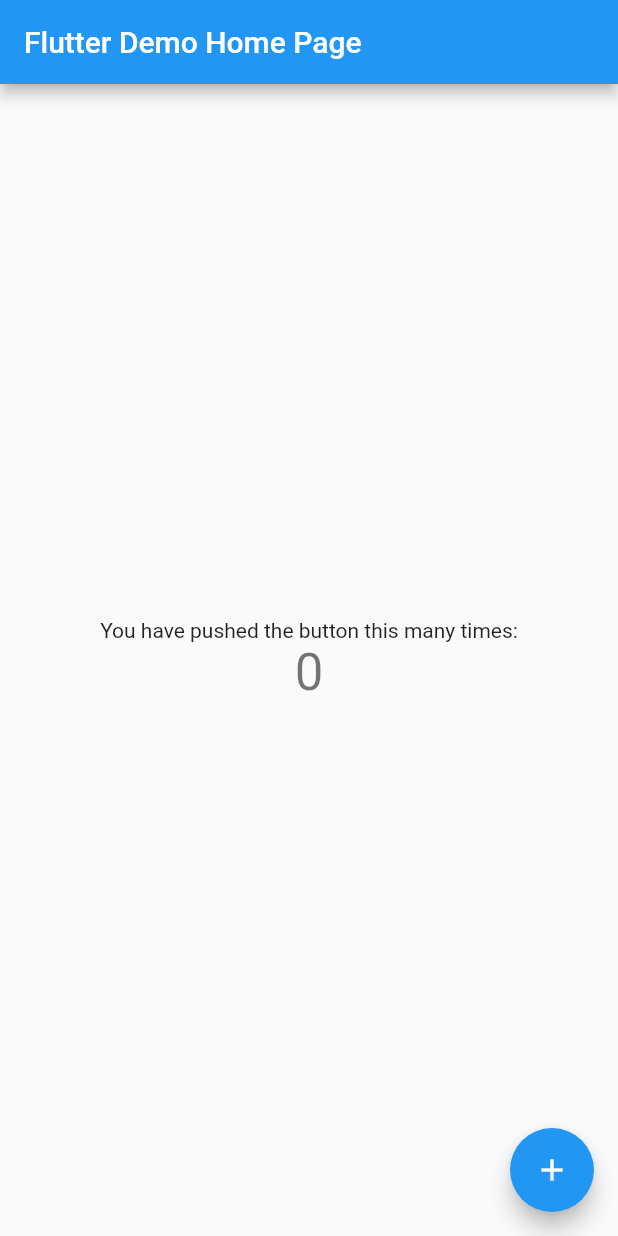
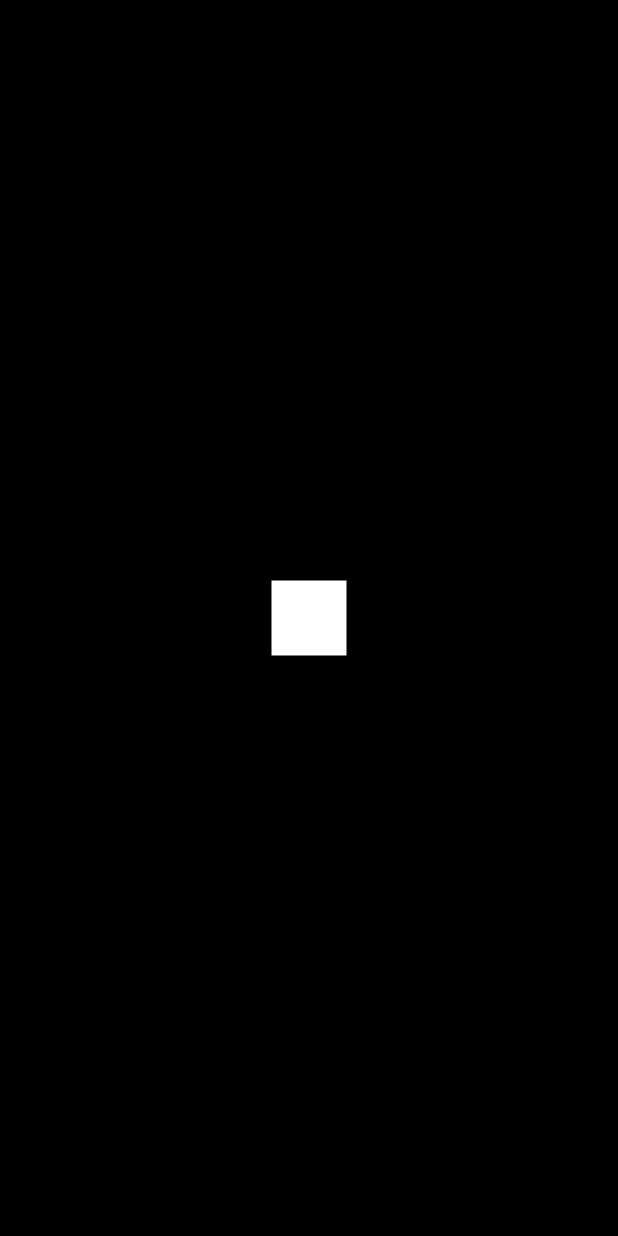
Before and after one commit to Heleo2705/Commercial_app1, a Flutter app: the screen it shows after launch, on a phone screen of 412 x 824 dp. Run offline on Flutter 3.47's test engine with Material 2 defaults, Android fonts, the phone set to English and light mode, and no system bars.

Commit message:
splash scree

```diff
--- a/lib/main.dart
+++ b/lib/main.dart
@@ -1,111 +1,10 @@
 import 'package:flutter/material.dart';
+import 'screens/Splash.dart';
 
-void main() => runApp(MyApp());
-
-class MyApp extends StatelessWidget {
-  // This widget is the root of your application.
-  @override
-  Widget build(BuildContext context) {
-    return MaterialApp(
-      title: 'Flutter Demo',
-      theme: ThemeData(
-        // This is the theme of your application.
-        //
-        // Try running your application with "flutter run". You'll see the
-        // application has a blue toolbar. Then, without quitting the app, try
-        // changing the primarySwatch below to Colors.green and then invoke
-        // "hot reload" (press "r" in the console where you ran "flutter run",
-        // or simply save your changes to "hot reload" in a Flutter IDE).
-        // Notice that the counter didn't reset back to zero; the application
-        // is not restarted.
-        primarySwatch: Colors.blue,
-      ),
-      home: MyHomePage(title: 'Flutter Demo Home Page'),
-    );
-  }
+void main() {
+  runApp(MaterialApp(
+    routes: {
+      '/': (context) => Splash(),
+    },
+  ));
 }
-
-class MyHomePage extends StatefulWidget {
-  MyHomePage({Key key, this.title}) : super(key: key);
-
-  // This widget is the home page of your application. It is stateful, meaning
-  // that it has a State object (defined below) that contains fields that affect
-  // how it looks.
-
-  // This class is the configuration for the state. It holds the values (in this
-  // case the title) provided by the parent (in this case the App widget) and
-  // used by the build method of the State. Fields in a Widget subclass are
-  // always marked "final".
-
-  final String title;
-
-  @override
-  _MyHomePageState createState() => _MyHomePageState();
-}
-
-class _MyHomePageState extends State<MyHomePage> {
-  int _counter = 0;
-
-  void _incrementCounter() {
-    setState(() {
-      // This call to setState tells the Flutter framework that something has
-      // changed in this State, which causes it to rerun the build method below
-      // so that the display can reflect the updated values. If we changed
-      // _counter without calling setState(), then the build method would not be
-      // called again, and so nothing would appear to happen.
-      _counter++;
-    });
-  }
-
-  @override
-  Widget build(BuildContext context) {
-    // This method is rerun every time setState is called, for instance as done
-    // by the _incrementCounter method above.
-    //
-    // The Flutter framework has been optimized to make rerunning build methods
-    // fast, so that you can just rebuild anything that needs updating rather
-    // than having to individually change instances of widgets.
-    return Scaffold(
-      appBar: AppBar(
-        // Here we take the value from the MyHomePage object that was created by
-        // the App.build method, and use it to set our appbar title.
-        title: Text(widget.title),
-      ),
-      body: Center(
-        // Center is a layout widget. It takes a single child and positions it
-        // in the middle of the parent.
-        child: Column(
-          // Column is also a layout widget. It takes a list of children and
-          // arranges them vertically. By default, it sizes itself to fit its
-          // children horizontally, and tries to be as tall as its parent.
-          //
-          // Invoke "debug painting" (press "p" in the console, choose the
-          // "Toggle Debug Paint" action from the Flutter Inspector in Android
-          // Studio, or the "Toggle Debug Paint" command in Visual Studio Code)
-          // to see the wireframe for each widget.
-          //
-          // Column has various properties to control how it sizes itself and
-          // how it positions its children. Here we use mainAxisAlignment to
-          // center the children vertically; the main axis here is the vertical
-          // axis because Columns are vertical (the cross axis would be
-          // horizontal).
-          mainAxisAlignment: MainAxisAlignment.center,
-          children: <Widget>[
-            Text(
-              'You have pushed the button this many times:',
-            ),
-            Text(
-              '$_counter',
-              style: Theme.of(context).textTheme.display1,
-            ),
-          ],
-        ),
-      ),
-      floatingActionButton: FloatingActionButton(
-        onPressed: _incrementCounter,
-        tooltip: 'Increment',
-        child: Icon(Icons.add),
-      ), // This trailing comma makes auto-formatting nicer for build methods.
-    );
-  }
-}
--- /dev/null
+++ b/lib/screens/Splash.dart
@@ -0,0 +1,34 @@
+import 'package:flutter/material.dart';
+
+class Splash extends StatefulWidget {
+  @override
+  _SplashState createState() => _SplashState();
+}
+
+class _SplashState extends State<Splash> with SingleTickerProviderStateMixin {
+  Animation _animation;
+  AnimationController _animationController;
+  @override
+  void initState() {
+    super.initState();
+    _animationController =
+        AnimationController(vsync: this, duration: Duration(seconds: 1));
+    _animation = Tween<double>(begin: 0.0, end: 1.0).animate(
+        CurvedAnimation(parent: _animationController, curve: Curves.linear));
+  }
+
+  @override
+  Widget build(BuildContext context) {
+    return Scaffold(
+      body: Container(
+        color: Colors.black,
+        child: Center(
+            child: Container(
+          height: 50,
+          width: 50,
+          color: Colors.white,
+        )),
+      ),
+    );
+  }
+}
--- a/pubspec.yaml
+++ b/pubspec.yaml
@@ -19,9 +19,9 @@ environment:
 dependencies:
   flutter:
     sdk: flutter
-  cloud_firestore:
-  firebase_database:
-  firebase_storage:
+#  cloud_firestore:
+#  firebase_database:
+#  firebase_storage:
   # The following adds the Cupertino Icons font to your application.
   # Use with the CupertinoIcons class for iOS style icons.
   cupertino_icons: ^0.1.2
```
Also changed, not shown: pubspec.lock.
